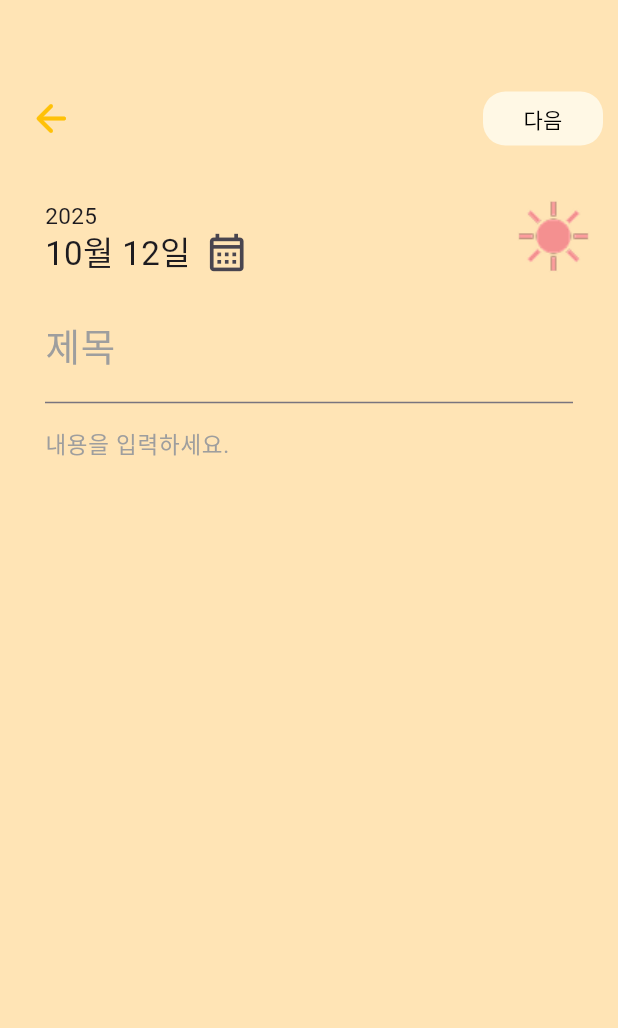
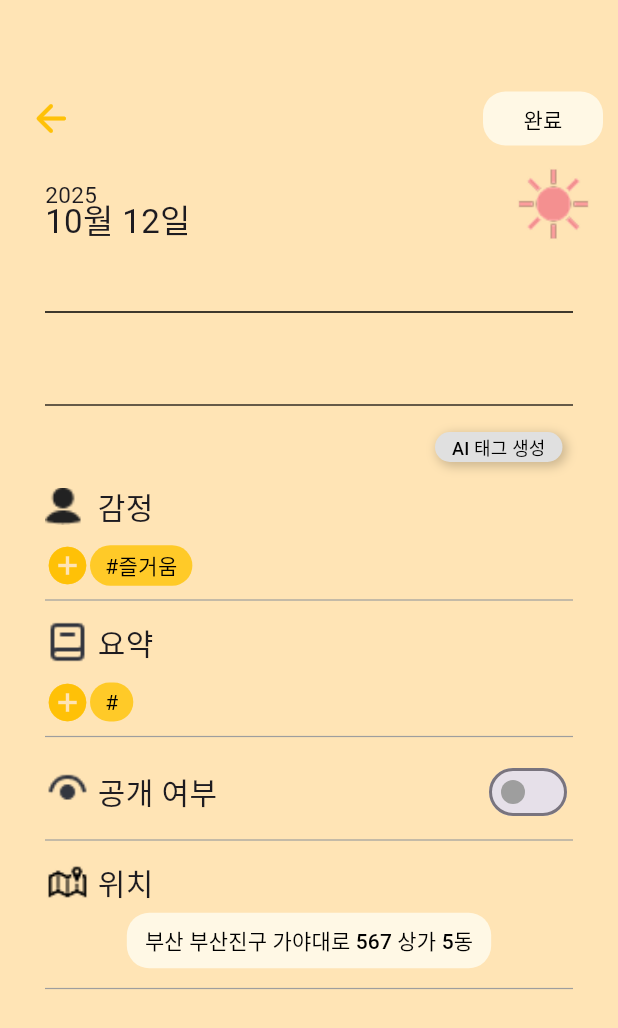
Before and after one commit to swatper/CapstoneDesign_Diary, a Flutter app: the WriteWindow screen opened directly, after a tap on "다음", on a phone screen of 412 x 824 dp. Shown: the top 1028 px of the screen. Run offline on Flutter 3.47's test engine with Material 3 defaults, Android fonts, the phone set to English and light mode, and no system bars; our stand-ins replace table_calendar; missing offline and left inert: custom_calender_picker.

Commit message:
일기 쓰기 다음 화면 추가
- 일기쓰기 다음 화면 추가됨

```diff
--- a/lib/KGB/writewindow.dart
+++ b/lib/KGB/writewindow.dart
@@ -1,4 +1,5 @@
 import 'package:capstone_diary/KGB/weatherButton.dart';
+import 'package:capstone_diary/KGB/writewindowNext.dart';
 import 'package:flutter/material.dart';
 
 class WriteWindow extends StatefulWidget {
@@ -8,16 +9,41 @@ class WriteWindow extends StatefulWidget {
 }
 
 void onClickedBackButton() {}
-void onClickedNestButton() {}
+
 void onClickedCalanderButton() {}
 
 class _WriteWindow extends State<WriteWindow> {
+  PageController pageController = PageController();
+  TextEditingController diaryController = TextEditingController();
+  TextEditingController titleController = TextEditingController(); // 제목 입력 컨트롤러
   int selectedWeatherIndex = 1; // 1~5 사이의 숫자 (기본값 1)
-
+  //날짜 정보
+  int year = 2025;
+  int month = 10;
+  int day = 12;
   void onWeatherSelected(int index) {
     setState(() {
       selectedWeatherIndex = index;
     });
+  }
+
+  void onClickedNextButton() {
+    final diaryContent = diaryController.text; // 입력된 일기 내용 가져오기
+    final dirayTitle = titleController.text;
+    Navigator.push(
+      context,
+      MaterialPageRoute(
+        builder:
+            (context) => WriteeWindowNext(
+              diaryContent: diaryContent,
+              year: year,
+              month: month,
+              day: day,
+              weatherIndex: selectedWeatherIndex,
+              title: dirayTitle,
+            ),
+      ),
+    );
   }
 
   @override
@@ -50,7 +76,7 @@ class _WriteWindow extends State<WriteWindow> {
                       ),
                       minimumSize: Size(80, 35),
                     ),
-                    onPressed: onClickedNestButton,
+                    onPressed: onClickedNextButton,
                     child: Text('다음', style: TextStyle(color: Colors.black)),
                   ),
                 ],
@@ -90,6 +116,7 @@ class _WriteWindow extends State<WriteWindow> {
               Padding(
                 padding: const EdgeInsets.symmetric(horizontal: 20),
                 child: TextField(
+                  controller: titleController,
                   style: TextStyle(fontSize: 25),
                   decoration: InputDecoration(
                     labelText: '제목',
@@ -105,6 +132,7 @@ class _WriteWindow extends State<WriteWindow> {
               Padding(
                 padding: const EdgeInsets.symmetric(horizontal: 20),
                 child: TextField(
+                  controller: diaryController,
                   style: TextStyle(fontSize: 15),
                   decoration: InputDecoration(
                     labelText: '내용을 입력하세요.',
--- /dev/null
+++ b/lib/KGB/writewindowNext.dart
@@ -0,0 +1,376 @@
+import 'package:capstone_diary/KGB/weatherButton.dart';
+import 'package:flutter/material.dart';
+
+class WriteeWindowNext extends StatefulWidget {
+  final int year;
+  final int month;
+  final int day;
+  final int weatherIndex;
+  final String title;
+  final String diaryContent;
+
+  const WriteeWindowNext({
+    super.key,
+    required this.year,
+    required this.month,
+    required this.day,
+    required this.weatherIndex,
+    required this.title,
+    required this.diaryContent,
+  });
+
+  @override
+  State<WriteeWindowNext> createState() => _WriteeWindowNextState();
+}
+
+class _WriteeWindowNextState extends State<WriteeWindowNext> {
+  void onClickedBackButton() {
+    Navigator.pop(context); // 이전 화면으로 돌아가기
+  }
+
+  bool isPublic = false; // 공개 여부 상태 변수
+  void onClickedCompleteButton() {
+    // DB 저장 로직 추가
+    print('저장 완료: ${widget.title}, ${widget.diaryContent}');
+    Navigator.pop(context); // 저장 후 이전 화면으로 돌아가기
+  }
+
+  @override
+  Widget build(BuildContext context) {
+    return Scaffold(
+      backgroundColor: Color(0xffFFE4B5),
+      body: Padding(
+        padding: const EdgeInsets.only(top: 45), // 전체 Column 위쪽에 패딩 추가
+        child: Padding(
+          padding: const EdgeInsets.all(10.0),
+          child: Column(
+            crossAxisAlignment: CrossAxisAlignment.start,
+            children: [
+              // 상단 뒤로가기 및 완료 버튼
+              Row(
+                mainAxisAlignment: MainAxisAlignment.spaceBetween,
+                children: [
+                  IconButton(
+                    onPressed: onClickedBackButton,
+                    icon: Icon(
+                      Icons.arrow_back_rounded,
+                      size: 30,
+                      color: Colors.amber,
+                    ),
+                  ),
+                  TextButton(
+                    style: TextButton.styleFrom(
+                      backgroundColor: Color.fromARGB(255, 255, 248, 229),
+                      shape: RoundedRectangleBorder(
+                        borderRadius: BorderRadius.circular(15),
+                      ),
+                      minimumSize: Size(80, 35),
+                    ),
+                    onPressed: onClickedCompleteButton,
+                    child: Text('완료', style: TextStyle(color: Colors.black)),
+                  ),
+                ],
+              ),
+              Row(
+                children: [
+                  Column(
+                    crossAxisAlignment: CrossAxisAlignment.start,
+                    children: [
+                      Row(
+                        children: [
+                          SizedBox(width: 20),
+                          Transform.translate(
+                            offset: Offset(0, 10),
+                            child: Text('2025', style: TextStyle(fontSize: 15)),
+                          ),
+                        ],
+                      ),
+                      Row(
+                        children: [
+                          SizedBox(width: 20),
+                          Text('10월 12일', style: TextStyle(fontSize: 22)),
+                        ],
+                      ),
+                    ],
+                  ),
+                  Spacer(),
+                  WeatherButton(),
+                ],
+              ),
+              Padding(
+                padding: const EdgeInsets.symmetric(horizontal: 20),
+                child: Column(
+                  crossAxisAlignment: CrossAxisAlignment.start,
+                  children: [
+                    Text(widget.title, style: TextStyle(fontSize: 22)),
+                    Divider(
+                      color: Colors.black, // 선 색상
+                      thickness: 1, // 선 두께
+                    ),
+                  ],
+                ),
+              ),
+              Padding(
+                padding: const EdgeInsets.symmetric(horizontal: 20),
+                child: Column(
+                  crossAxisAlignment: CrossAxisAlignment.start,
+                  children: [
+                    Text(widget.diaryContent, style: TextStyle(fontSize: 18)),
+                    SizedBox(height: 20),
+                    Divider(
+                      color: Colors.black, // 선 색상
+                      thickness: 0.8, // 선 두께
+                    ),
+                  ],
+                ),
+              ),
+              SizedBox(height: 10),
+              Row(
+                children: [
+                  SizedBox(width: 280),
+                  Container(
+                    width: 85,
+                    height: 20,
+                    decoration: BoxDecoration(
+                      color: Colors.grey[300], // 버튼 배경색
+                      borderRadius: BorderRadius.circular(50), // 버튼 모서리 둥글게
+                      boxShadow: [
+                        BoxShadow(
+                          color: Colors.black.withOpacity(0.2), // 그림자 색상
+                          spreadRadius: 1, // 그림자 확산 정도
+                          blurRadius: 5, // 그림자 흐림 정도
+                          offset: Offset(2, 2), // 그림자 위치 (x, y)
+                        ),
+                      ],
+                    ),
+                    child: TextButton(
+                      onPressed: () {
+                        // 버튼 클릭 시 동작 추가
+                        print('텍스트 버튼 클릭됨');
+                      },
+                      style: TextButton.styleFrom(
+                        padding: EdgeInsets.symmetric(horizontal: 10), // 내부 패딩
+                        minimumSize: Size(40, 20), // 버튼 크기
+                      ),
+                      child: Text(
+                        'AI 태그 생성',
+                        style: TextStyle(
+                          color: Colors.black,
+                          fontSize: 12, // 텍스트 크기
+                        ),
+                      ),
+                    ),
+                  ),
+                ],
+              ),
+              Padding(
+                padding: const EdgeInsets.symmetric(horizontal: 20),
+                child: Column(
+                  children: [
+                    SizedBox(height: 15),
+                    Row(
+                      children: [
+                        Image.asset(
+                          'assets/images/emotion_icon1.png',
+                          width: 25,
+                          height: 25,
+                          fit: BoxFit.contain,
+                        ),
+                        SizedBox(width: 10),
+                        Text('감정', style: TextStyle(fontSize: 20)),
+                      ],
+                    ),
+                    SizedBox(height: 10),
+                    Row(
+                      children: [
+                        SizedBox(
+                          width: 30,
+                          height: 30,
+                          child: IconButton(
+                            padding: EdgeInsets.zero,
+                            onPressed: () {
+                              print('아이콘 버튼 클릭됨');
+                            },
+                            icon: Icon(
+                              Icons.add_circle_outlined, // 아이콘 종류
+                              size: 30, // 아이콘 크기
+                              color: Colors.amber, // 아이콘 색상,
+                            ),
+                          ),
+                        ),
+                        Container(
+                          decoration: BoxDecoration(
+                            color: Colors.amber[400], // 버튼 배경색
+                            borderRadius: BorderRadius.circular(
+                              50,
+                            ), // 버튼 모서리 둥글게
+                          ),
+                          child: Padding(
+                            padding: EdgeInsets.symmetric(
+                              horizontal: 10,
+                              vertical: 3,
+                            ),
+                            child: Text(
+                              '#즐거움',
+                              style: TextStyle(
+                                color: Colors.black,
+                                fontSize: 14, // 텍스트 크기
+                              ),
+                            ),
+                          ),
+                        ),
+                      ],
+                    ),
+                    Divider(
+                      color: Colors.grey, // 선 색상
+                      thickness: 0.8, // 선 두께
+                    ),
+                  ],
+                ),
+              ),
+              Padding(
+                padding: const EdgeInsets.symmetric(horizontal: 20),
+                child: Column(
+                  children: [
+                    SizedBox(height: 5),
+                    Row(
+                      children: [
+                        Image.asset(
+                          'assets/images/book.png',
+                          width: 30,
+                          height: 30,
+                          fit: BoxFit.contain,
+                        ),
+                        SizedBox(width: 5),
+                        Text('요약', style: TextStyle(fontSize: 20)),
+                      ],
+                    ),
+                    SizedBox(height: 10),
+                    Row(
+                      children: [
+                        SizedBox(
+                          width: 30,
+                          height: 30,
+                          child: IconButton(
+                            padding: EdgeInsets.zero,
+                            onPressed: () {
+                              print('아이콘 버튼 클릭됨');
+                            },
+                            icon: Icon(
+                              Icons.add_circle_outlined, // 아이콘 종류
+                              size: 30, // 아이콘 크기
+                              color: Colors.amber, // 아이콘 색상,
+                            ),
+                          ),
+                        ),
+                        Container(
+                          decoration: BoxDecoration(
+                            color: Colors.amber[400], // 버튼 배경색
+                            borderRadius: BorderRadius.circular(
+                              50,
+                            ), // 버튼 모서리 둥글게
+                          ),
+                          child: Padding(
+                            padding: EdgeInsets.symmetric(
+                              horizontal: 10,
+                              vertical: 3,
+                            ),
+                            child: Text(
+                              '#',
+                              style: TextStyle(
+                                color: Colors.black,
+                                fontSize: 14, // 텍스트 크기
+                              ),
+                            ),
+                          ),
+                        ),
+                      ],
+                    ),
+                    Divider(
+                      color: Colors.grey, // 선 색상
+                      thickness: 0.8, // 선 두께
+                    ),
+                  ],
+                ),
+              ),
+              Padding(
+                padding: const EdgeInsets.symmetric(horizontal: 20),
+                child: Column(
+                  children: [
+                    SizedBox(height: 5),
+                    Row(
+                      children: [
+                        Image.asset(
+                          'assets/images/eye.png',
+                          width: 30,
+                          height: 30,
+                          fit: BoxFit.contain,
+                        ),
+                        SizedBox(width: 5),
+                        Text('공개 여부', style: TextStyle(fontSize: 20)),
+                        Spacer(),
+                        Switch(
+                          value: isPublic,
+                          onChanged: (value) {
+                            setState(() {
+                              isPublic = value; // 상태 변경
+                            });
+                            print('공개 여부: ${isPublic ? "공개" : "비공개"}');
+                          },
+                          activeColor: Colors.amber, // 활성 상태 색상
+                          inactiveThumbColor: Colors.grey, // 비활성 상태 색상
+                        ),
+                      ],
+                    ),
+                    Divider(
+                      color: Colors.grey, // 선 색상
+                      thickness: 0.8, // 선 두께
+                    ),
+                  ],
+                ),
+              ),
+              Padding(
+                padding: const EdgeInsets.symmetric(horizontal: 20),
+                child: Column(
+                  children: [
+                    SizedBox(height: 5),
+                    Row(
+                      children: [
+                        Image.asset(
+                          'assets/images/mapicon.png',
+                          width: 30,
+                          height: 30,
+                          fit: BoxFit.contain,
+                        ),
+                        SizedBox(width: 5),
+                        Text('위치', style: TextStyle(fontSize: 20)),
+                      ],
+                    ),
+                    TextButton(
+                      style: TextButton.styleFrom(
+                        backgroundColor: Color.fromARGB(255, 255, 248, 229),
+                        shape: RoundedRectangleBorder(
+                          borderRadius: BorderRadius.circular(15),
+                        ),
+                        minimumSize: Size(80, 35),
+                      ),
+                      onPressed: () {},
+                      child: Text(
+                        '부산 부산진구 가야대로 567 상가 5동',
+                        style: TextStyle(color: Colors.black),
+                      ),
+                    ),
+                    Divider(
+                      color: Colors.grey, // 선 색상
+                      thickness: 0.8, // 선 두께
+                    ),
+                  ],
+                ),
+              ),
+            ],
+          ),
+        ),
+      ),
+    );
+  }
+}
--- a/pubspec.yaml
+++ b/pubspec.yaml
@@ -64,6 +64,10 @@ flutter:
     - assets/images/wd_snow.png
     - assets/images/wd_wind.png
     - assets/images/wd_cloud.png
+    - assets/images/emotion_icon1.png
+    - assets/images/book.png
+    - assets/images/eye.png
+    - assets/images/mapicon.png
 
 
   # The following line ensures that the Material Icons font is
```
Also changed, not shown: assets/images/book.png (added), assets/images/emotion_icon1.png (added), assets/images/eye.png (added), assets/images/mapicon.png (added).
